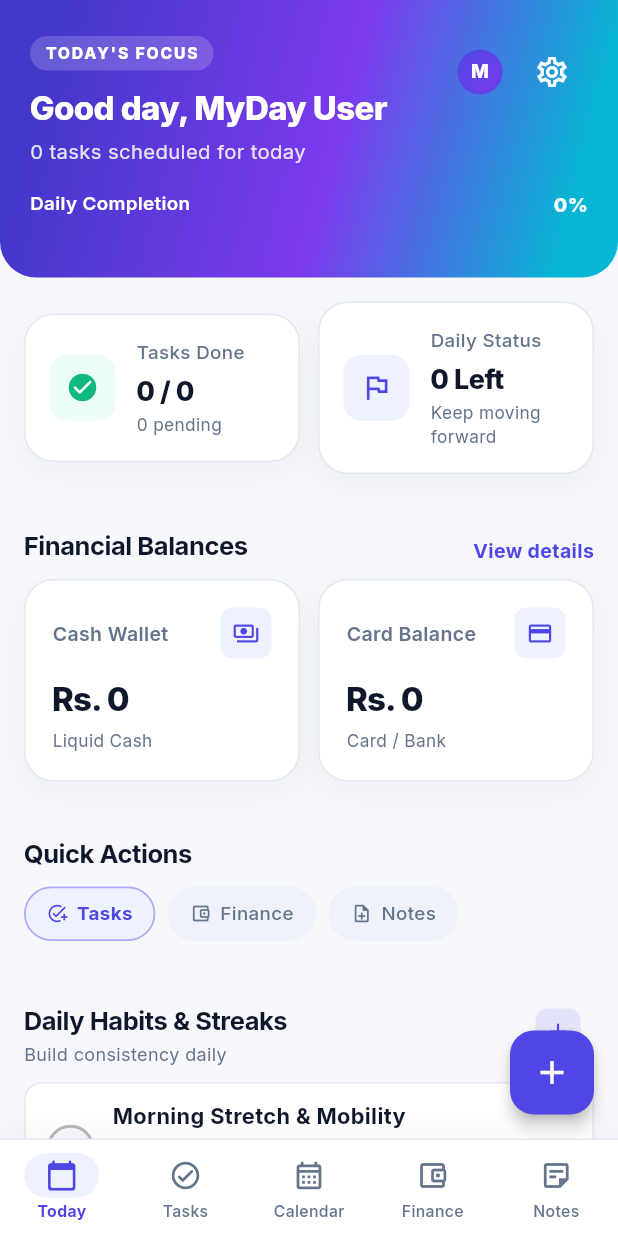
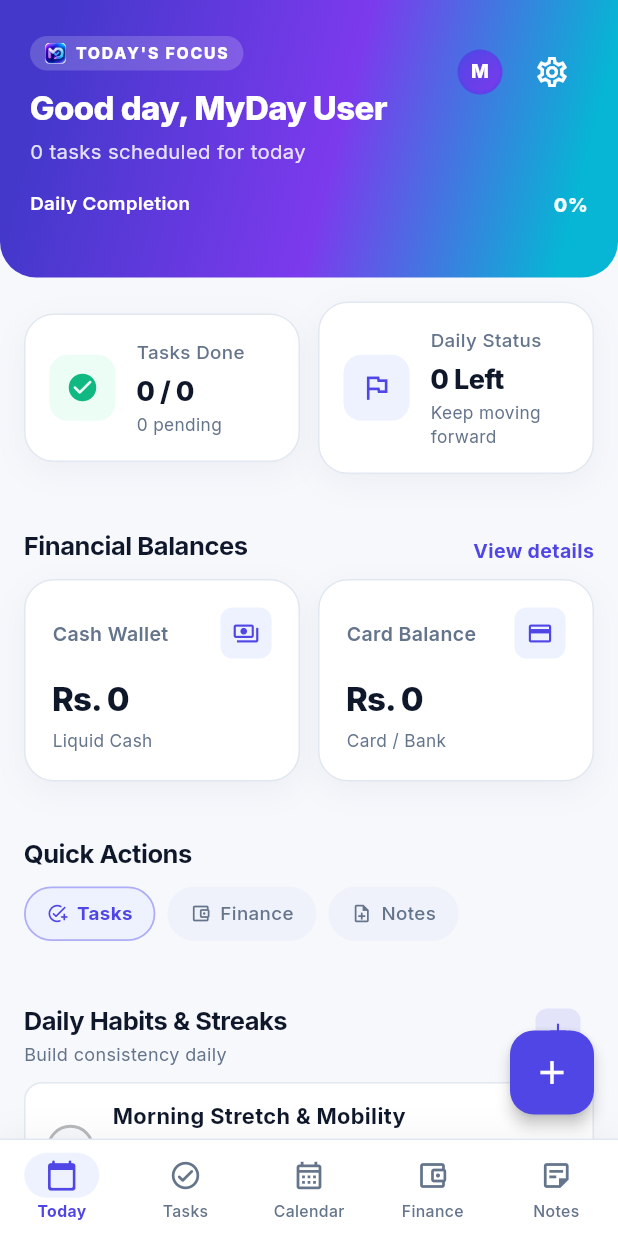
Before and after one commit to VTN02/My-Day, a Flutter app: the screen it shows after launch, on a phone screen of 412 x 824 dp. Run offline on Flutter 3.47's test engine with Material 3 defaults, Android fonts, the phone set to English and light mode, and no system bars; our stand-ins replace drift, flutter_riverpod, go_router, google_fonts; accounts and stored records are empty; generated files the repository leaves out were written again.

Commit message:
feat(branding): generate Android native launcher icons (all mipmaps + adaptive) with MyDay MD monogram and display brand logo in screen headers

```diff
--- a/apps/mobile/lib/core/widgets/gradient_header.dart
+++ b/apps/mobile/lib/core/widgets/gradient_header.dart
@@ -54,7 +54,19 @@ class GradientHeader extends StatelessWidget {
                         color: Colors.white.withValues(alpha: 0.18),
                         borderRadius: AppRadius.pillRadius,
                       ),
-                      child: Text(
+                      child: Row(
+                        mainAxisSize: MainAxisSize.min,
+                        children: [
+                          ClipRRect(
+                            borderRadius: BorderRadius.circular(3),
+                            child: Image.asset(
+                              'assets/images/app_logo.png',
+                              width: 14,
+                              height: 14,
+                            ),
+                          ),
+                          const SizedBox(width: 6),
+                          Text(
                             eyebrow.toUpperCase(),
                             style: const TextStyle(
                               color: Colors.white,
@@ -62,6 +74,8 @@ class GradientHeader extends StatelessWidget {
                               fontWeight: FontWeight.w800,
                               letterSpacing: 1.2,
                             ),
+                          ),
+                        ],
                       ),
                     ),
                     const SizedBox(height: 10),
```
Also changed, not shown: apps/mobile/pubspec.yaml (+9 -0 lines), apps/mobile/pubspec.lock, 12 other files. Lines whose indentation alone changed are shown as unchanged.
